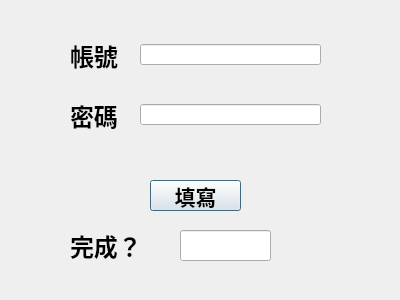
Before: the Qt Designer form design.ui in Gui-Ting/autofill-final, drawn with Qt 5.
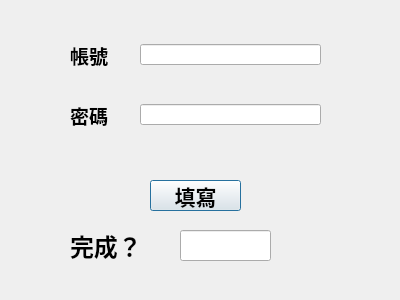
After: the same form once the commit is applied.

Diff of the .ui file:
```diff
--- a/design.ui
+++ b/design.ui
@@ -35,7 +35,7 @@
    <property name="font">
     <font>
      <family>Aharoni</family>
-     <pointsize>18</pointsize>
+     <pointsize>14</pointsize>
      <weight>75</weight>
      <bold>true</bold>
     </font>
@@ -56,7 +56,7 @@
    <property name="font">
     <font>
      <family>Aharoni</family>
-     <pointsize>18</pointsize>
+     <pointsize>14</pointsize>
      <weight>75</weight>
      <bold>true</bold>
     </font>
```
